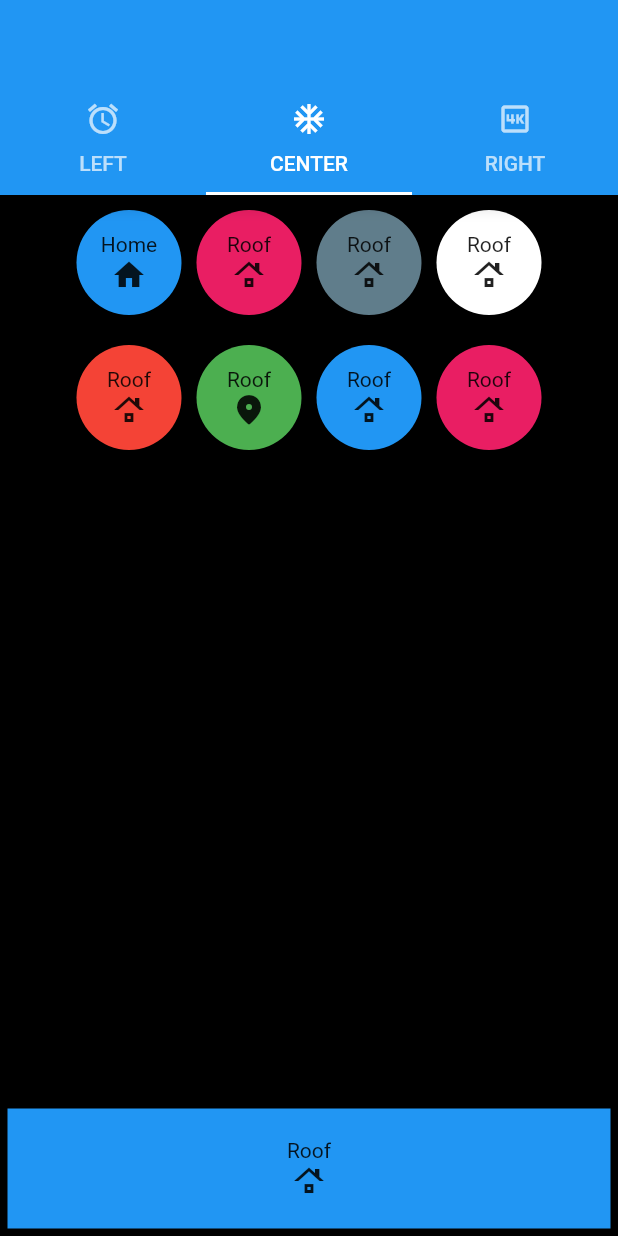
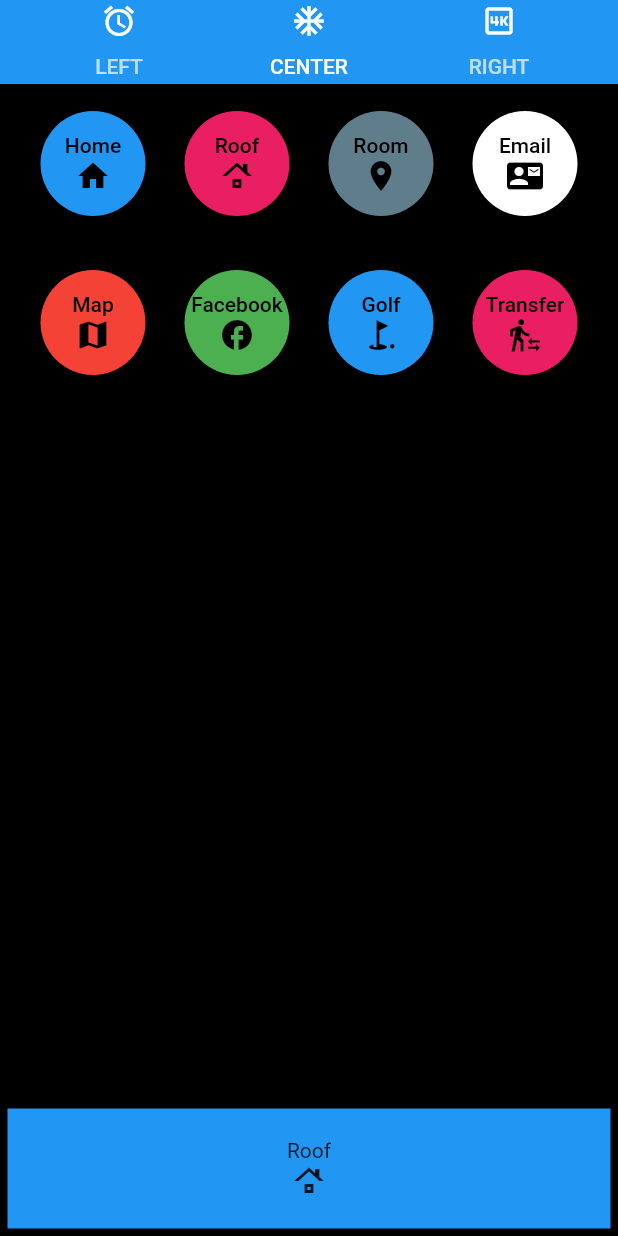
Before and after one commit to mahbd/tab_bar, a Flutter app: the screen it shows after launch, tab 2 chosen, on a phone screen of 412 x 824 dp. Run offline on Flutter 3.47's test engine with Material 2 defaults, Android fonts, the light colour scheme and no system bars; our stand-ins replace animated_text_kit.

Commit message:
Completed homework

```diff
--- a/lib/center.dart
+++ b/lib/center.dart
@@ -22,22 +22,32 @@ class _CenterTabState extends State<CenterTab> {
                   text: "Home",
                   icon: Icon(
                     Icons.home,
+                    color: Colors.black,
                   ),
                   bgColor: Colors.blue,
                 ),
                 TopRowChild(
                   text: "Roof",
-                  icon: Icon(Icons.roofing),
+                  icon: Icon(
+                    Icons.roofing,
+                    color: Colors.black,
+                  ),
                   bgColor: Colors.pink,
                 ),
                 TopRowChild(
-                  text: "Roof",
-                  icon: Icon(Icons.roofing),
+                  text: "Room",
+                  icon: Icon(
+                    Icons.room,
+                    color: Colors.black,
+                  ),
                   bgColor: Colors.blueGrey,
                 ),
                 TopRowChild(
-                  text: "Roof",
-                  icon: Icon(Icons.roofing),
+                  text: "Email",
+                  icon: Icon(
+                    Icons.contact_mail,
+                    color: Colors.black,
+                  ),
                 ),
               ],
             ),
@@ -45,23 +55,35 @@ class _CenterTabState extends State<CenterTab> {
               mainAxisAlignment: MainAxisAlignment.center,
               children: const [
                 TopRowChild(
-                  text: "Roof",
-                  icon: Icon(Icons.roofing),
+                  text: "Map",
+                  icon: Icon(
+                    Icons.map,
+                    color: Colors.black,
+                  ),
                   bgColor: Colors.red,
                 ),
                 TopRowChild(
-                  text: "Roof",
-                  icon: Icon(Icons.room_rounded),
+                  text: "Facebook",
+                  icon: Icon(
+                    Icons.facebook,
+                    color: Colors.black,
+                  ),
                   bgColor: Colors.green,
                 ),
                 TopRowChild(
-                  text: "Roof",
-                  icon: Icon(Icons.roofing),
+                  text: "Golf",
+                  icon: Icon(
+                    Icons.golf_course,
+                    color: Colors.black,
+                  ),
                   bgColor: Colors.blue,
                 ),
                 TopRowChild(
-                  text: "Roof",
-                  icon: Icon(Icons.roofing),
+                  text: "Transfer",
+                  icon: Icon(
+                    Icons.transfer_within_a_station,
+                    color: Colors.black,
+                  ),
                   bgColor: Colors.pink,
                 ),
               ],
@@ -74,8 +96,8 @@ class _CenterTabState extends State<CenterTab> {
               width: MediaQuery.of(context).size.width,
               color: Colors.blue,
               margin: const EdgeInsets.all(5),
-              child: Column(children: [
-                const Padding(padding: EdgeInsets.only(top: 20)),
+              child: Column(children: const [
+                Padding(padding: EdgeInsets.only(top: 20)),
                 Text("Roof"),
                 Icon(Icons.roofing),
               ]),
@@ -100,16 +122,37 @@ class TopRowChild extends StatelessWidget {
 
   @override
   Widget build(BuildContext context) {
-    return Container(
+    return TextButton(
+      onPressed: () {
+        Navigator.push(
+          context,
+          MaterialPageRoute(builder: (context) => NavigatedPage(text: text)),
+        );
+      },
+      child: Container(
         height: 80,
         width: 70,
         margin: const EdgeInsets.all(5),
         decoration: BoxDecoration(shape: BoxShape.circle, color: bgColor),
         child: Column(children: [
           const Padding(padding: EdgeInsets.only(top: 20)),
-        Text(text),
+          Text(text, style: const TextStyle(color: Colors.black)),
           icon,
         ]),
+      ),
     );
   }
 }
+
+class NavigatedPage extends StatelessWidget {
+  const NavigatedPage({Key? key, required this.text}) : super(key: key);
+  final String text;
+
+  @override
+  Widget build(BuildContext context) {
+    return Center(
+      child:
+          Text(text, style: const TextStyle(color: Colors.black, fontSize: 40)),
+    );
+  }
+}
--- a/lib/main.dart
+++ b/lib/main.dart
@@ -39,7 +39,7 @@ class _TabOpenerState extends State<TabOpener> {
   Widget build(BuildContext context) {
     return Scaffold(
       appBar: AppBar(
-        bottom: const TabBar(
+        title: const TabBar(
           tabs: <Widget>[
             Tab(text: 'LEFT', icon: Icon(Icons.alarm)),
             Tab(text: 'CENTER', icon: Icon(Icons.ac_unit)),
```
Also changed, not shown: 1 other file. Lines whose indentation alone changed are shown as unchanged.
